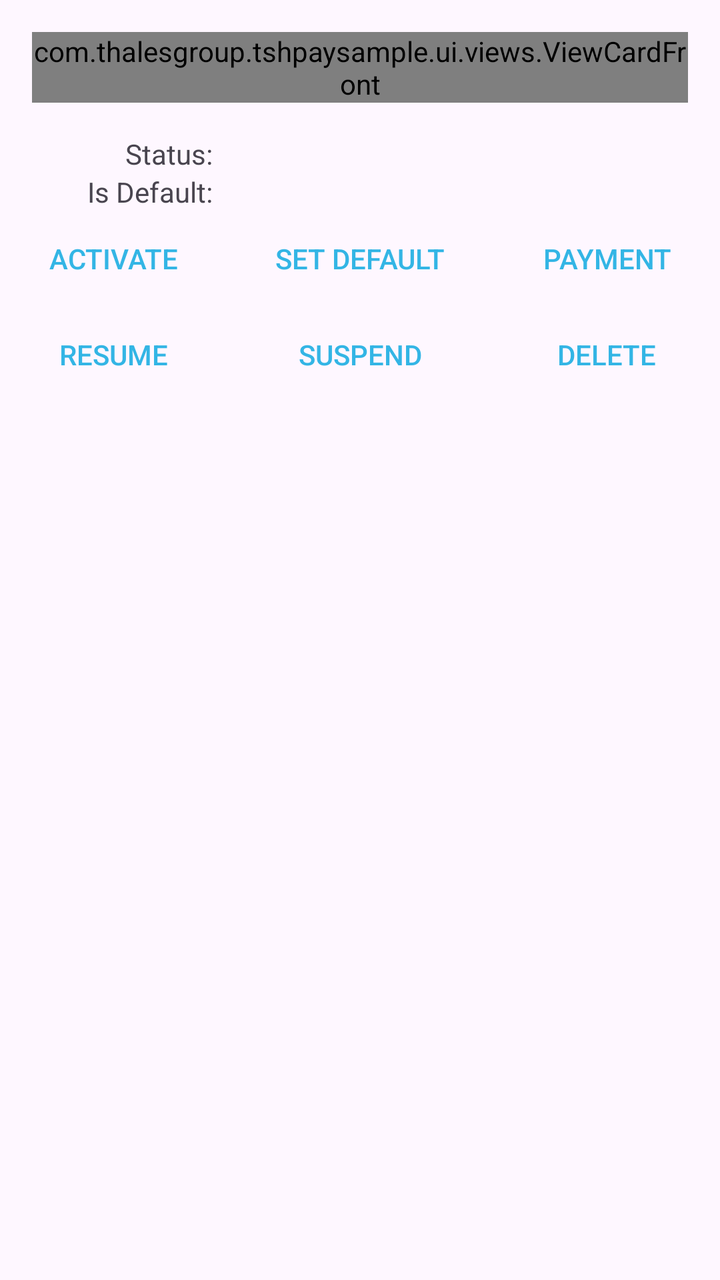
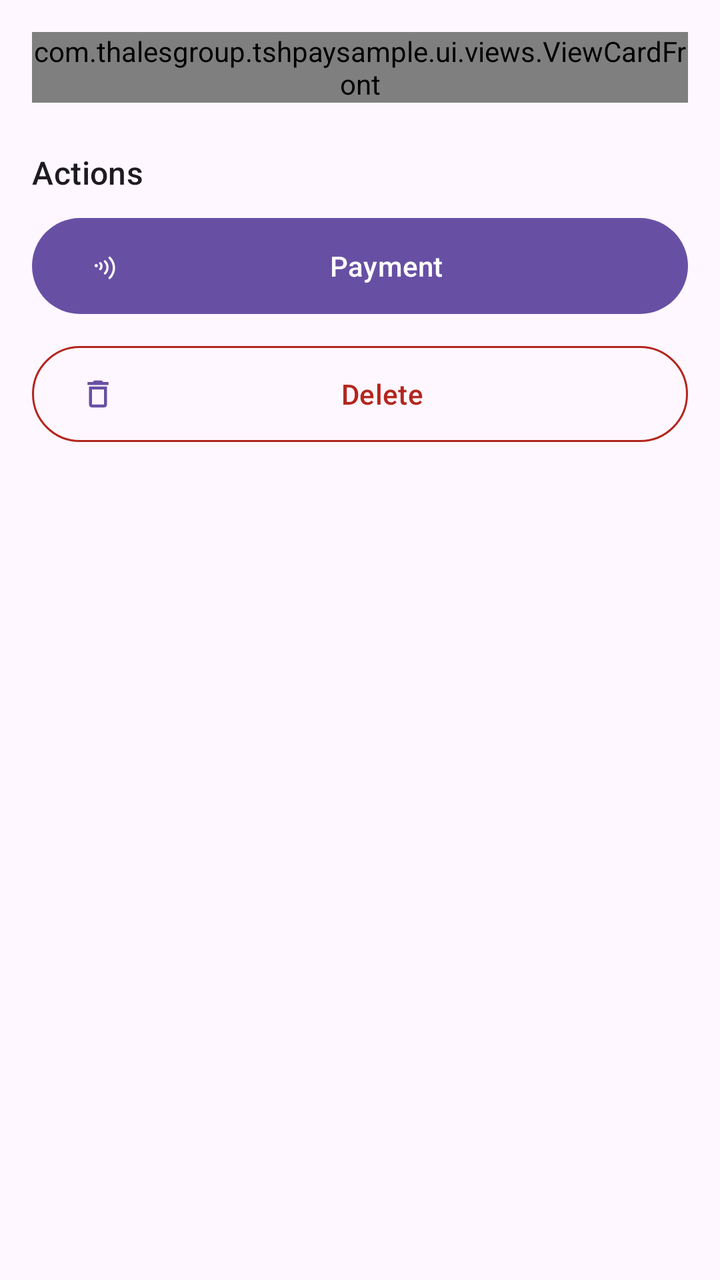

The first picture is an Android layout as it rendered before a commit; the second is the same layout after the commit. The layout source and the unified diff follow.
<!-- AndroidManifest.xml: application theme Theme.TSHPaySample.NEW -->
<!-- res/layout/fragment_card_page.xml -->
<?xml version="1.0" encoding="utf-8"?>
<LinearLayout xmlns:android="http://schemas.android.com/apk/res/android"
    android:layout_width="match_parent"
    android:layout_height="match_parent"
    android:orientation="vertical">

    
    <com.thalesgroup.tshpaysample.ui.views.ViewCardFront
        android:id="@+id/fragment_card_page_card_visual"
        android:layout_width="match_parent"
        android:layout_height="wrap_content"
        android:layout_margin="16dp"/>

    
    <LinearLayout
        android:layout_width="match_parent"
        android:layout_height="wrap_content"
        android:layout_marginStart="8dp"
        android:layout_marginEnd="8dp"
        android:orientation="horizontal">
        <TextView
            android:layout_width="0dp"
            android:layout_weight="@integer/fragment_card_page_left_column"
            android:layout_height="wrap_content"
            android:layout_marginEnd="16dp"
            android:gravity="end"
            android:text="@string/fragment_card_page_status"/>
        <TextView
            android:id="@+id/fragment_card_page_text_status"
            android:layout_width="0dp"
            android:layout_weight="@integer/fragment_card_page_right_column"
            android:layout_height="wrap_content"/>
    </LinearLayout>

    
    <LinearLayout
        android:layout_width="match_parent"
        android:layout_height="wrap_content"
        android:layout_marginStart="8dp"
        android:layout_marginEnd="8dp"
        android:orientation="horizontal">
        <TextView
            android:layout_width="0dp"
            android:layout_weight="@integer/fragment_card_page_left_column"
            android:layout_height="wrap_content"
            android:layout_marginEnd="16dp"
            android:gravity="end"
            android:text="@string/fragment_card_page_is_default"/>
        <TextView
            android:id="@+id/fragment_card_page_is_default"
            android:layout_width="0dp"
            android:layout_weight="@integer/fragment_card_page_right_column"
            android:layout_height="wrap_content"/>
    </LinearLayout>

    <GridLayout
        android:layout_width="match_parent"
        android:layout_height="0dp"
        android:columnCount="3"
        android:rowCount="3"
        android:layout_gravity="center"
        android:layout_weight="1">
        <Button
            android:id="@+id/fragment_card_page_button_activate"
            android:text="@string/fragment_card_page_button_activate"
            android:layout_columnWeight="1"
            android:layout_gravity="center"
            style="@style/button_borderless_common"/>
        <Button
            android:id="@+id/fragment_card_page_button_set_default"
            android:text="@string/fragment_card_page_button_set_default"
            android:layout_columnWeight="1"
            android:layout_gravity="center"
            style="@style/button_borderless_common"/>
        <Button
            android:id="@+id/fragment_card_page_button_payment"
            android:text="@string/fragment_card_page_button_payment"
            android:layout_columnWeight="1"
            android:layout_gravity="center"
            style="@style/button_borderless_common"/>
        <Button
            android:id="@+id/fragment_card_page_button_resume"
            android:layout_row="1"
            android:layout_column="0"
            android:layout_columnWeight="1"
            android:layout_gravity="center"

            android:text="@string/fragment_card_page_button_resume"
            style="@style/button_borderless_common"/>
        <Button
            android:id="@+id/fragment_card_page_button_suspend"
            android:layout_row="1"
            android:layout_columnWeight="1"
            android:layout_gravity="center"
            android:text="@string/fragment_card_page_button_suspend"
            style="@style/button_borderless_common"/>
        <Button
            android:id="@+id/fragment_card_page_button_delete"
            android:layout_row="1"
            android:layout_columnWeight="1"
            android:layout_gravity="center"
            android:text="@string/fragment_card_page_button_delete"
            style="@style/button_borderless_common"/>

    </GridLayout>

</LinearLayout>
<!-- resources referenced by this layout -->
<resources>
  <integer name="fragment_card_page_left_column">3</integer>
  <integer name="fragment_card_page_right_column">7</integer>
  <string name="fragment_card_page_button_set_default">Set Default</string>
  <string name="fragment_card_page_is_default">Is Default:</string>
  <string name="fragment_card_page_status">Status:</string>
  <style name="button_borderless_common" parent="@style/Widget.AppCompat.Button.Borderless">
          <item name="android:textColor">@color/button_text_color</item>
      </style>
  <style name="Theme.TSHPaySample.NEW" parent="Theme.Material3.DayNight">
          
          <item name="colorSuccess">@color/colorSuccess</item>
      </style>
  <color name="colorSuccess">#388E3C</color>
  <!-- unchanged entries left out for length: 5 -->
</resources>

<!-- the commit's change to res/layout/fragment_card_page.xml (unified diff, before → after) -->
@@ -1,107 +1,88 @@
 <?xml version="1.0" encoding="utf-8"?>
-<LinearLayout xmlns:android="http://schemas.android.com/apk/res/android"
+<androidx.core.widget.NestedScrollView xmlns:android="http://schemas.android.com/apk/res/android"
+    xmlns:app="http://schemas.android.com/apk/res-auto"
     android:layout_width="match_parent"
     android:layout_height="match_parent"
-    android:orientation="vertical">
+    android:fillViewport="true">
 
-    
-    <com.thalesgroup.tshpaysample.ui.views.ViewCardFront
-        android:id="@+id/fragment_card_page_card_visual"
-        android:layout_width="match_parent"
-        android:layout_height="wrap_content"
-        android:layout_margin="16dp"/>
-
-    
     <LinearLayout
         android:layout_width="match_parent"
         android:layout_height="wrap_content"
-        android:layout_marginStart="8dp"
-        android:layout_marginEnd="8dp"
-        android:orientation="horizontal">
+        android:orientation="vertical"
+        android:padding="16dp">
+
+        <com.thalesgroup.tshpaysample.ui.views.ViewCardFront
+            android:id="@+id/fragment_card_page_card_visual"
+            android:layout_width="match_parent"
+            android:layout_height="wrap_content"
+            android:layout_marginBottom="24dp" />
+
         <TextView
-            android:layout_width="0dp"
-            android:layout_weight="@integer/fragment_card_page_left_column"
+            android:layout_width="wrap_content"
             android:layout_height="wrap_content"
-            android:layout_marginEnd="16dp"
-            android:gravity="end"
-            android:text="@string/fragment_card_page_status"/>
-        <TextView
-            android:id="@+id/fragment_card_page_text_status"
-            android:layout_width="0dp"
-            android:layout_weight="@integer/fragment_card_page_right_column"
-            android:layout_height="wrap_content"/>
+            android:layout_marginBottom="12dp"
+            android:text="@string/fragment_card_page_actions_title"
+            android:textAppearance="?attr/textAppearanceTitleMedium" />
+
+        <com.google.android.material.button.MaterialButton
+            android:id="@+id/fragment_card_page_button_payment"
+            style="@style/Widget.Material3.Button"
+            android:layout_width="match_parent"
+            android:layout_height="wrap_content"
+            android:layout_marginBottom="8dp"
+            android:insetTop="0dp"
+            android:insetBottom="0dp"
+            android:text="@string/fragment_card_page_button_payment"
+            app:icon="@drawable/ic_nfc_waves_24" />
+
+        <com.google.android.material.button.MaterialButton
+            android:id="@+id/fragment_card_page_button_activate"
+            style="@style/Widget.Material3.Button.TonalButton"
+            android:layout_width="match_parent"
+            android:layout_height="wrap_content"
+            android:layout_marginBottom="8dp"
+            android:insetTop="0dp"
+            android:insetBottom="0dp"
+            android:text="@string/fragment_card_page_button_activate"
+            android:visibility="gone"
+            app:icon="@drawable/outline_bolt_24" />
+
+        <com.google.android.material.button.MaterialButton
+            android:id="@+id/fragment_card_page_button_resume"
+            style="@style/Widget.Material3.Button.OutlinedButton"
+            android:layout_width="match_parent"
+            android:layout_height="wrap_content"
+            android:layout_marginBottom="8dp"
+            android:insetTop="0dp"
+            android:insetBottom="0dp"
+            android:text="@string/fragment_card_page_button_resume"
+            android:visibility="gone"
+            app:icon="@drawable/outline_lock_open_24" />
+
+        <com.google.android.material.button.MaterialButton
+            android:id="@+id/fragment_card_page_button_suspend"
+            style="@style/Widget.Material3.Button.OutlinedButton"
+            android:layout_width="match_parent"
+            android:layout_height="wrap_content"
+            android:layout_marginBottom="8dp"
+            android:insetTop="0dp"
+            android:insetBottom="0dp"
+            android:text="@string/fragment_card_page_button_suspend"
+            android:visibility="gone"
+            app:icon="@drawable/outline_lock_24" />
+
+        <com.google.android.material.button.MaterialButton
+            android:id="@+id/fragment_card_page_button_delete"
+            style="@style/Widget.Material3.Button.OutlinedButton"
+            android:layout_width="match_parent"
+            android:layout_height="wrap_content"
+            android:layout_marginTop="8dp"
+            android:insetTop="0dp"
+            android:insetBottom="0dp"
+            app:icon="@drawable/outline_delete_24"
+            android:text="@string/fragment_card_page_button_delete"
+            android:textColor="?attr/colorError"
+            app:strokeColor="?attr/colorError" />
+
     </LinearLayout>
-
-    
-    <LinearLayout
-        android:layout_width="match_parent"
-        android:layout_height="wrap_content"
-        android:layout_marginStart="8dp"
-        android:layout_marginEnd="8dp"
-        android:orientation="horizontal">
-        <TextView
-            android:layout_width="0dp"
-            android:layout_weight="@integer/fragment_card_page_left_column"
-            android:layout_height="wrap_content"
-            android:layout_marginEnd="16dp"
-            android:gravity="end"
-            android:text="@string/fragment_card_page_is_default"/>
-        <TextView
-            android:id="@+id/fragment_card_page_is_default"
-            android:layout_width="0dp"
-            android:layout_weight="@integer/fragment_card_page_right_column"
-            android:layout_height="wrap_content"/>
-    </LinearLayout>
-
-    <GridLayout
-        android:layout_width="match_parent"
-        android:layout_height="0dp"
-        android:columnCount="3"
-        android:rowCount="3"
-        android:layout_gravity="center"
-        android:layout_weight="1">
-        <Button
-            android:id="@+id/fragment_card_page_button_activate"
-            android:text="@string/fragment_card_page_button_activate"
-            android:layout_columnWeight="1"
-            android:layout_gravity="center"
-            style="@style/button_borderless_common"/>
-        <Button
-            android:id="@+id/fragment_card_page_button_set_default"
-            android:text="@string/fragment_card_page_button_set_default"
-            android:layout_columnWeight="1"
-            android:layout_gravity="center"
-            style="@style/button_borderless_common"/>
-        <Button
-            android:id="@+id/fragment_card_page_button_payment"
-            android:text="@string/fragment_card_page_button_payment"
-            android:layout_columnWeight="1"
-            android:layout_gravity="center"
-            style="@style/button_borderless_common"/>
-        <Button
-            android:id="@+id/fragment_card_page_button_resume"
-            android:layout_row="1"
-            android:layout_column="0"
-            android:layout_columnWeight="1"
-            android:layout_gravity="center"
-
-            android:text="@string/fragment_card_page_button_resume"
-            style="@style/button_borderless_common"/>
-        <Button
-            android:id="@+id/fragment_card_page_button_suspend"
-            android:layout_row="1"
-            android:layout_columnWeight="1"
-            android:layout_gravity="center"
-            android:text="@string/fragment_card_page_button_suspend"
-            style="@style/button_borderless_common"/>
-        <Button
-            android:id="@+id/fragment_card_page_button_delete"
-            android:layout_row="1"
-            android:layout_columnWeight="1"
-            android:layout_gravity="center"
-            android:text="@string/fragment_card_page_button_delete"
-            style="@style/button_borderless_common"/>
-
-    </GridLayout>
-
-</LinearLayout>
+</androidx.core.widget.NestedScrollView>
<!-- resource entries referenced after the edit -->
@@ -1,16 +1,68 @@
 <!-- resources referenced by this layout -->
 <resources>
-  <integer name="fragment_card_page_left_column">3</integer>
-  <integer name="fragment_card_page_right_column">7</integer>
-  <string name="fragment_card_page_button_set_default">Set Default</string>
-  <string name="fragment_card_page_is_default">Is Default:</string>
-  <string name="fragment_card_page_status">Status:</string>
-  <style name="button_borderless_common" parent="@style/Widget.AppCompat.Button.Borderless">
-          <item name="android:textColor">@color/button_text_color</item>
-      </style>
+  <!-- drawable ic_nfc_waves_24 (drawable) -->
+  <vector xmlns:android="http://schemas.android.com/apk/res/android"
+      android:width="24dp"
+      android:height="24dp"
+      android:viewportWidth="24"
+      android:viewportHeight="24"
+      android:tint="?attr/colorControlNormal">
+    <path
+        android:fillColor="@android:color/white"
+        android:pathData="M16.07,17.47c-0.29,-0.3 -0.28,-0.78 0.02,-1.07 0.94,-0.92 1.48,-2.16 1.48,-3.48 0,-1.33 -0.54,-2.57 -1.48,-3.48 -0.29,-0.3 -0.31,-0.77 -0.02,-1.07 0.3,-0.3 0.77,-0.31 1.07,-0.02 1.22,1.2 1.93,2.81 1.93,4.57 0,1.76 -0.71,3.37 -1.93,4.57 -0.3,0.29 -0.77,0.28 -1.07,-0.02zM12.92,14.61c-0.29,-0.31 -0.28,-0.78 0.03,-1.07 0.39,-0.37 0.62,-0.89 0.62,-1.43 0,-0.54 -0.23,-1.06 -0.62,-1.43 -0.31,-0.29 -0.32,-0.76 -0.03,-1.07 0.29,-0.31 0.76,-0.32 1.07,-0.03 0.68,0.64 1.08,1.55 1.08,2.53 0,0.98 -0.4,1.89 -1.08,2.53 -0.31,0.29 -0.78,0.28 -1.07,-0.03zM9.7,11.75c0,-0.61 0.49,-1.1 1.1,-1.1s1.1,0.49 1.1,1.1 -0.49,1.1 -1.1,1.1 -1.1,-0.49 -1.1,-1.1zM19.16,20.52c-0.29,-0.31 -0.28,-0.78 0.03,-1.07 1.71,-1.65 2.68,-3.87 2.68,-6.21 0,-2.34 -0.97,-4.56 -2.68,-6.21 -0.31,-0.29 -0.32,-0.76 -0.03,-1.07 0.29,-0.31 0.76,-0.32 1.07,-0.03 2.01,1.93 3.14,4.55 3.14,7.31s-1.13,5.38 -3.14,7.31c-0.31,0.29 -0.78,0.28 -1.07,-0.03z"/>
+  </vector>
+  <!-- drawable outline_bolt_24 (drawable) -->
+  <vector xmlns:android="http://schemas.android.com/apk/res/android"
+      android:width="24dp"
+      android:height="24dp"
+      android:viewportWidth="24"
+      android:viewportHeight="24"
+      android:tint="?attr/colorControlNormal">
+    <path
+        android:fillColor="@android:color/white"
+        android:pathData="M11,21h-1l1-7H7.5c-0.58,0 -0.57,-0.32 -0.38,-0.66 0.19,-0.34 0.05,-0.08 0.07,-0.12C8.48,10.94 10.42,7.54 13,3h1l-1,7h3.5c0.49,0 0.56,0.33 0.47,0.51l-0.07,0.15C14.66,14.74 12.34,18.74 11,21z"/>
+  </vector>
+  <!-- drawable outline_delete_24 (drawable) -->
+  <vector xmlns:android="http://schemas.android.com/apk/res/android"
+      android:width="24dp"
+      android:height="24dp"
+      android:viewportWidth="24"
+      android:viewportHeight="24"
+      android:tint="?attr/colorControlNormal">
+    <path
+        android:fillColor="@android:color/white"
+        android:pathData="M16,9v10H8V9H16M14.5,3h-5l-1,1H5v2h14V4h-3.5l-1,-1zM18,7H6v12c0,1.1 0.9,2 2,2h8c1.1,0 2,-0.9 2,-2V7z"/>
+  </vector>
+  <!-- drawable outline_lock_24 (drawable) -->
+  <vector xmlns:android="http://schemas.android.com/apk/res/android"
+      android:width="24dp"
+      android:height="24dp"
+      android:viewportWidth="24"
+      android:viewportHeight="24"
+      android:tint="?attr/colorControlNormal">
+    <path
+        android:fillColor="@android:color/white"
+        android:pathData="M12,17c1.1,0 2,-0.9 2,-2s-0.9,-2 -2,-2 -2,0.9 -2,2 0.9,2 2,2zM18,8h-1V6c0,-2.76 -2.24,-5 -5,-5S7,3.24 7,6v2H6c-1.1,0 -2,0.9 -2,2v10c0,1.1 0.9,2 2,2h12c1.1,0 2,-0.9 2,-2V10C20,8.9 19.1,8 18,8zM9,6c0,-1.66 1.34,-3 3,-3s3,1.34 3,3v2H9V6zM18,20H6V10h12V20z"/>
+  </vector>
+  <!-- drawable outline_lock_open_24 (drawable) -->
+  <vector xmlns:android="http://schemas.android.com/apk/res/android"
+      android:width="24dp"
+      android:height="24dp"
+      android:viewportWidth="24"
+      android:viewportHeight="24"
+      android:tint="?attr/colorControlNormal">
+    <path
+        android:fillColor="@android:color/white"
+        android:pathData="M12,17c1.1,0 2,-0.9 2,-2s-0.9,-2 -2,-2 -2,0.9 -2,2 0.9,2 2,2zM18,8h-1V6c0,-2.76 -2.24,-5 -5,-5S7,3.24 7,6h2c0,-1.66 1.34,-3 3,-3s3,1.34 3,3v2H6c-1.1,0 -2,0.9 -2,2v10c0,1.1 0.9,2 2,2h12c1.1,0 2,-0.9 2,-2V10C20,8.9 19.1,8 18,8zM18,20H6V10h12V20z"/>
+  </vector>
+  <string name="fragment_card_page_actions_title">Actions</string>
   <style name="Theme.TSHPaySample.NEW" parent="Theme.Material3.DayNight">
           
           <item name="colorSuccess">@color/colorSuccess</item>
+  
+          
+          <item name="android:windowLightStatusBar">true</item>
+          <item name="android:statusBarColor">@android:color/transparent</item>
       </style>
   <color name="colorSuccess">#388E3C</color>
   <!-- unchanged entries left out for length: 5 -->
